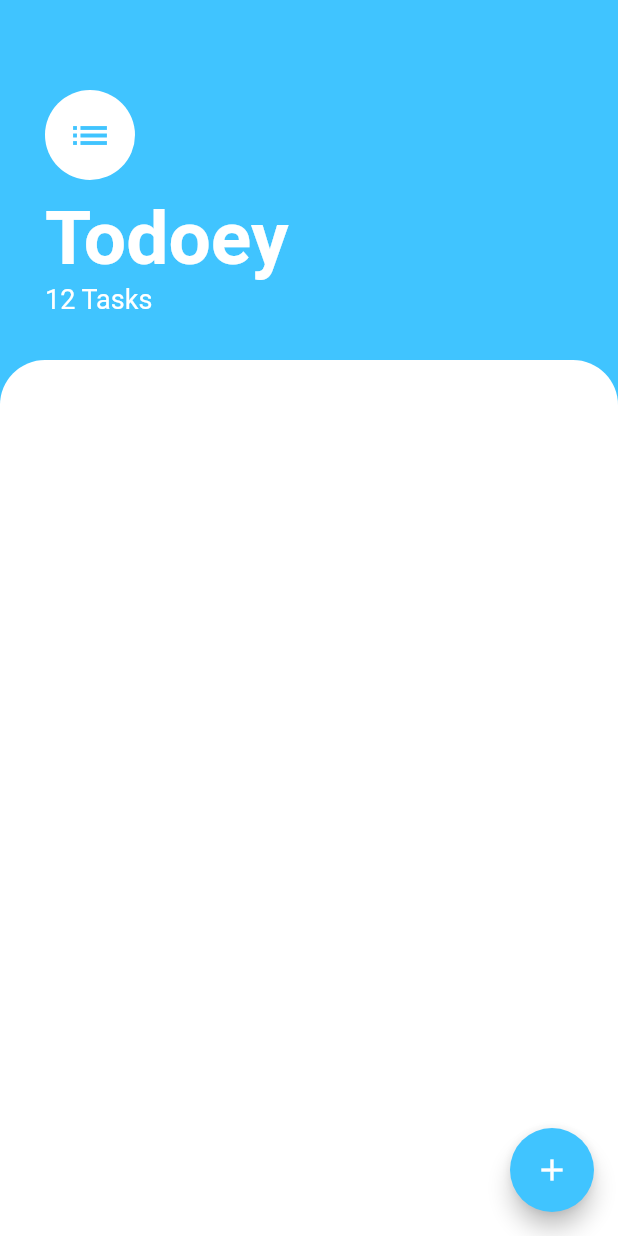
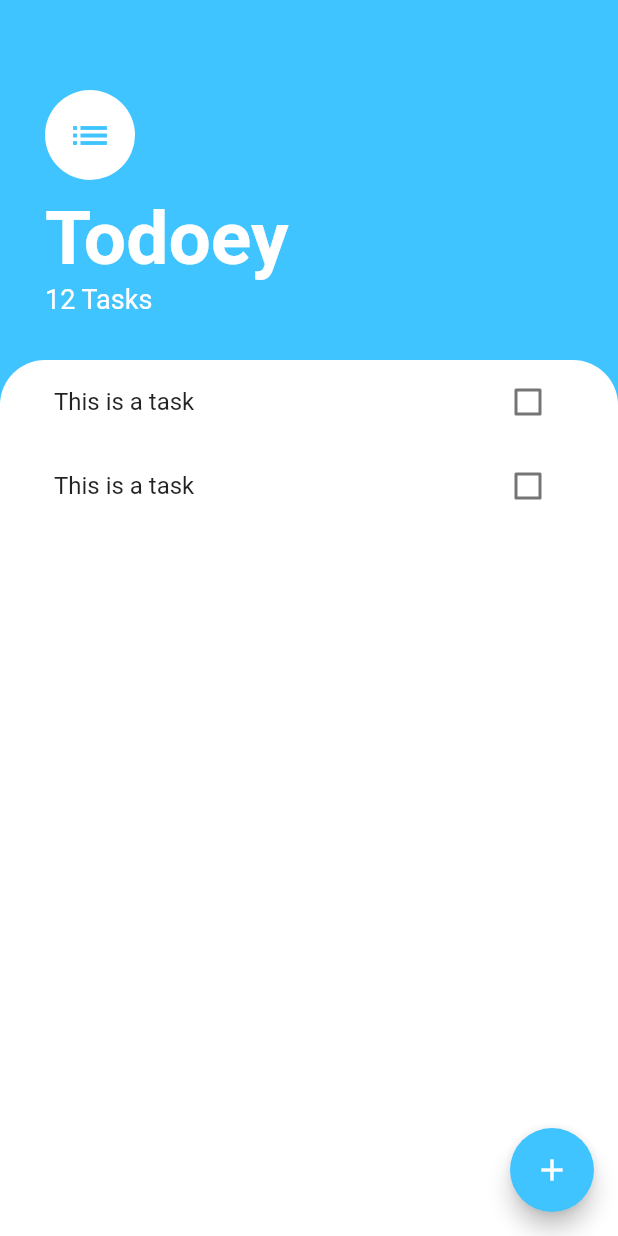
Before and after one commit to yuchehsieh/todoey-flutter, a Flutter app: the screen it shows after launch, on a phone screen of 412 x 824 dp. Run offline on Flutter 3.47's test engine with Material 2 defaults, Android fonts, the phone set to English and light mode, and no system bars.

Commit message:
step2: Teacher's version using ListView and separate the file

```diff
--- a/lib/screens/task.dart
+++ b/lib/screens/task.dart
@@ -1,5 +1,6 @@
 import 'package:flutter/cupertino.dart';
 import 'package:flutter/material.dart';
+import 'package:todoey_flutter/widgets/task_list.dart';
 
 class TaskScreen extends StatelessWidget {
   @override
@@ -58,6 +59,9 @@ class TaskScreen extends StatelessWidget {
           ),
           Expanded(
             child: Container(
+              padding: EdgeInsets.symmetric(
+                horizontal: 20.0,
+              ),
               decoration: BoxDecoration(
                 color: Colors.white,
                 borderRadius: BorderRadius.only(
@@ -65,6 +69,7 @@ class TaskScreen extends StatelessWidget {
                   topLeft: Radius.circular(30.0),
                 ),
               ),
+              child: TaskList(),
             ),
           ),
         ],
--- /dev/null
+++ b/lib/widgets/task_list.dart
@@ -0,0 +1,14 @@
+import 'package:flutter/material.dart';
+import 'package:todoey_flutter/widgets/task_tile.dart';
+
+class TaskList extends StatelessWidget {
+  @override
+  Widget build(BuildContext context) {
+    return ListView(
+      children: <Widget>[
+        TaskTile(),
+        TaskTile(),
+      ],
+    );
+  }
+}
--- /dev/null
+++ b/lib/widgets/task_tile.dart
@@ -0,0 +1,14 @@
+import 'package:flutter/material.dart';
+
+class TaskTile extends StatelessWidget {
+  @override
+  Widget build(BuildContext context) {
+    return ListTile(
+      title: Text('This is a task'),
+      trailing: Checkbox(
+        onChanged: (value) {},
+        value: false,
+      ),
+    );
+  }
+}
```
